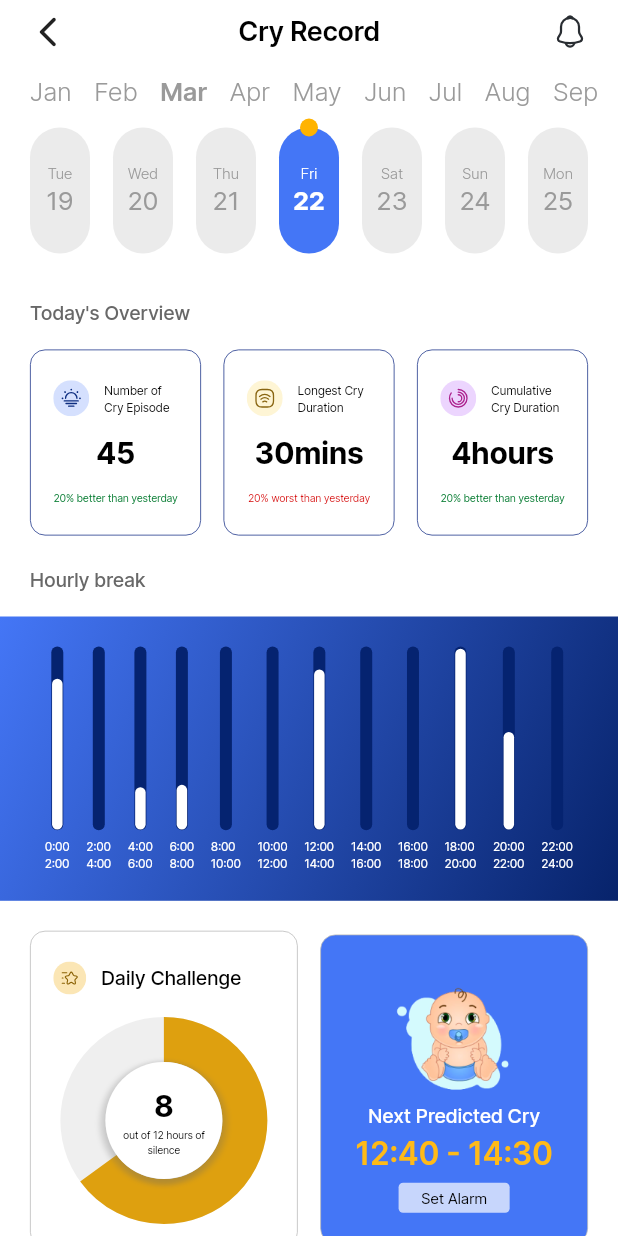
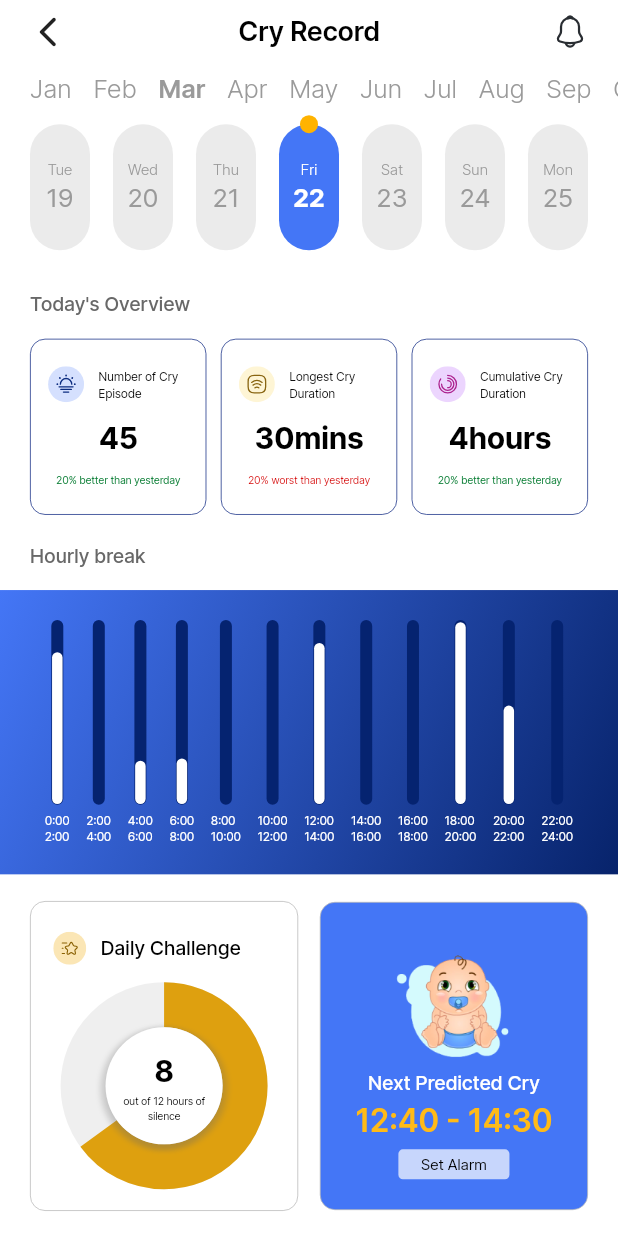
Before and after one commit to enypeter/baby_cry, a Flutter app: the HomePage screen opened directly, on a phone screen of 412 x 824 dp. Run offline on Flutter 3.47's test engine with Material 3 defaults, Android fonts, the phone set to English and light mode, and no system bars; our stand-ins replace flutter_screenutil, flutter_svg, get.

Commit message:
done commit

```diff
--- a/lib/constants/dimensions.dart
+++ b/lib/constants/dimensions.dart
@@ -1,31 +1,31 @@
-
 import 'package:flutter/material.dart';
+import 'package:flutter_screenutil/flutter_screenutil.dart';
 import 'package:get/get.dart';
 
 width() => Get.width;
 
 height() => Get.height;
 
-small20VerticalSpace() => const SizedBox(height: 20);
+small20VerticalSpace() => SizedBox(height: 20.h);
 
-small15VerticalSpace() => const SizedBox(height: 15);
+small15VerticalSpace() => SizedBox(height: 15.h);
 
-small10VerticalSpace() => const SizedBox(height: 10);
+small10VerticalSpace() => SizedBox(height: 10.h);
 
-small5VerticalSpace() => const SizedBox(height: 5);
+small5VerticalSpace() => SizedBox(height: 5.h);
 
-small30VerticalSpace() => const SizedBox(height: 30);
+small30VerticalSpace() => SizedBox(height: 30.h);
 
 largeVerticalSpace(double factor) => SizedBox(height: height() * factor);
 
-small20HorizontalSpace() => const SizedBox(width: 20);
+small20HorizontalSpace() => SizedBox(width: 20.w);
 
-small15HorizontalSpace() => const SizedBox(width: 15);
+small15HorizontalSpace() => SizedBox(width: 15.w);
 
-small10HorizontalSpace() => const SizedBox(width: 10);
+small10HorizontalSpace() => SizedBox(width: 10.w);
 
-small5HorizontalSpace() => const SizedBox(width: 5);
+small5HorizontalSpace() => SizedBox(width: 5.w);
 
-small30HorizontalSpace() => const SizedBox(width: 30);
+small30HorizontalSpace() => SizedBox(width: 30.w);
 
 largeHorizontalSpace(double factor) => SizedBox(width: width() * factor);
--- a/lib/main.dart
+++ b/lib/main.dart
@@ -4,6 +4,7 @@
 import 'package:ubenwa_peter/controllers/cry_record_controller.dart';
 import 'package:ubenwa_peter/controllers/on_boarding_controller.dart';
 import 'package:ubenwa_peter/views/splash_page.dart';
+import 'package:flutter_screenutil/flutter_screenutil.dart';
 
 void main() {
   runApp(const MyApp());
@@ -15,6 +16,9 @@
   // This widget is the root of your application.
   @override
   Widget build(BuildContext context) {
+    return ScreenUtilInit(
+        designSize: const Size(428, 926),
+        builder: (ctx, child) {
           return GetMaterialApp(
             title: 'ubenwa_peter',
             theme: ThemeData(
@@ -31,5 +35,6 @@
             },
             home: const SplashPage(),
           );
+        });
   }
 }
--- a/lib/views/home_page.dart
+++ b/lib/views/home_page.dart
@@ -49,7 +49,7 @@
                           value: '45',
                           color: AppColors.color14833D,
                         ),
-                        small15HorizontalSpace(),
+                        small10HorizontalSpace(),
                         const OverviewCard(
                           title: 'Longest Cry Duration',
                           bottomTitle: '20% worst than yesterday',
@@ -57,7 +57,7 @@
                           color: AppColors.colorD60F0F,
                           value: '30mins',
                         ),
-                        small15HorizontalSpace(),
+                        small10HorizontalSpace(),
                         const OverviewCard(
                           title: 'Cumulative Cry Duration',
                           bottomTitle: '20% better than yesterday',
@@ -194,6 +194,8 @@
                       ],
                     ),
                   ),
+                  small10VerticalSpace(),
+
                 ],
               ),
             )
--- a/lib/views/widgets/onboarding_components.dart
+++ b/lib/views/widgets/onboarding_components.dart
@@ -13,7 +13,7 @@
             (index) => Container(
           height: 6,
           width: index == activeIndex ? 16 : 6,
-          margin: const EdgeInsets.all(1),
+          margin: const EdgeInsets.all(1.5),
           decoration: BoxDecoration(
               color: index == activeIndex
                   ? activeColor
--- a/lib/views/widgets/overview_cards.dart
+++ b/lib/views/widgets/overview_cards.dart
@@ -1,4 +1,5 @@
 import 'package:flutter/material.dart';
+import 'package:flutter_screenutil/flutter_screenutil.dart';
 import 'package:ubenwa_peter/app_theme.dart';
 import 'package:ubenwa_peter/app_typography.dart';
 import 'package:ubenwa_peter/constants/dimensions.dart';
@@ -23,7 +24,7 @@
         decoration: BoxDecoration(
             borderRadius: BorderRadius.circular(10),
             border: Border.all(color: AppColors.color132C84, width: 0.5)),
-        padding: const EdgeInsets.symmetric(horizontal: 15, vertical: 20),
+        padding:  EdgeInsets.symmetric(horizontal: 12.w, vertical: 20.h),
         child: Column(
           children: [
             Row(
--- a/pubspec.yaml
+++ b/pubspec.yaml
@@ -38,6 +38,7 @@
   get:
   flutter_svg:
   intl:
+  flutter_screenutil:
 
 
 dev_dependencies:
```
Also changed, not shown: lib/views/on_boarding_animated_slide.dart (+5 -2 lines), pubspec.lock. Lines whose indentation alone changed are shown as unchanged.
